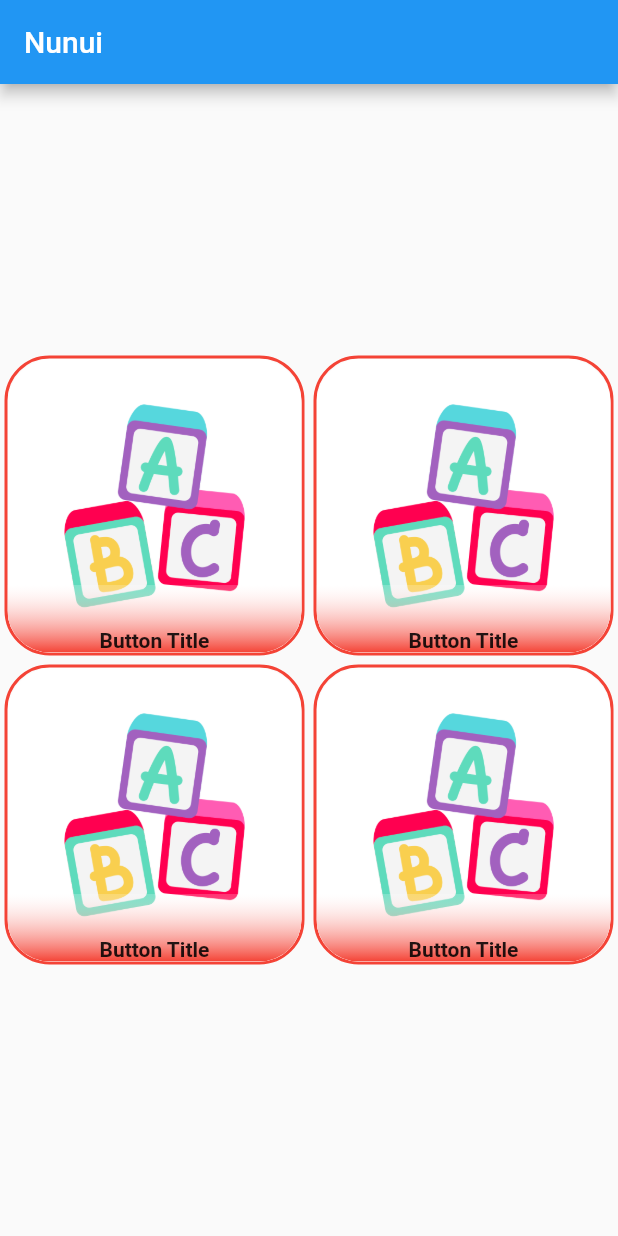
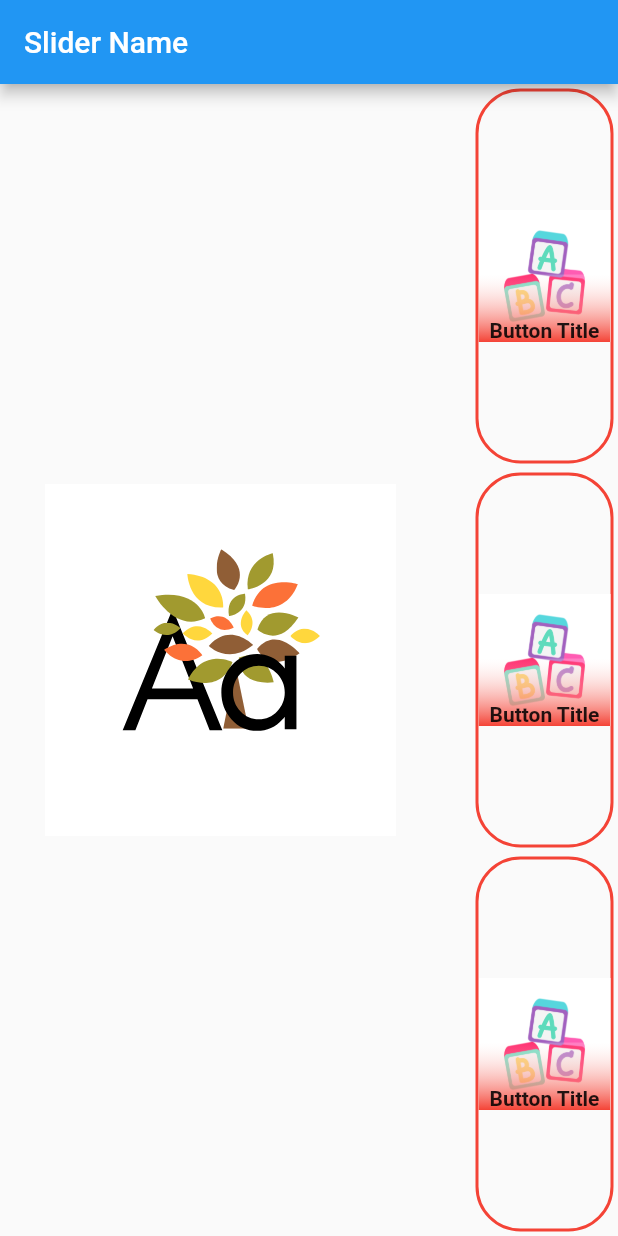
Before and after one commit to DannyFerVar/nunui_app, a Flutter app: the screen it shows after launch, on a phone screen of 412 x 824 dp. Run offline on Flutter 3.47's test engine with Material 2 defaults, Android fonts, the phone set to English and light mode, and no system bars; our stand-ins replace flutter_svg.

Commit message:
Slider builded

```diff
--- a/lib/main.dart
+++ b/lib/main.dart
@@ -1,6 +1,8 @@
 import 'package:flutter/material.dart';
 import 'package:nunui/pages/nunui_app.dart';
 import 'package:nunui/pages/nunui_page_tablet.dart';
+import 'package:nunui/pages/slider_page.dart';
+import 'package:nunui/pages/slider_page_tablet.dart';
 
 void main() {
   runApp(const MyApp());
@@ -15,16 +17,17 @@ class MyApp extends StatelessWidget {
     return MaterialApp(
       debugShowCheckedModeBanner: false,
       title: 'Nunui: Learning for Kids',
-      home: OrientationBuilder(
-        builder: (BuildContext context, Orientation orientation) {
-          final screenSize = MediaQuery.of(context).size;
-          if (screenSize.width > 500) {
-            return NunuiMenuTablet();
-          } else {
-            return NunuiMenu();
-          }
-        },
-      ),
+      home: SliderPageTablet(),
+      // home: OrientationBuilder(
+      //   builder: (BuildContext context, Orientation orientation) {
+      //     final screenSize = MediaQuery.of(context).size;
+      //     if (screenSize.width > 500) {
+      //       return NunuiMenuTablet();
+      //     } else {
+      //       return NunuiMenu();
+      //     }
+      //   },
+      // ),
     );
   }
 }
--- /dev/null
+++ b/lib/pages/slider_page_tablet.dart
@@ -0,0 +1,43 @@
+import 'package:flutter/material.dart';
+import 'package:nunui/widgets/slider.dart';
+import 'package:nunui/widgets/squared_button.dart';
+
+class SliderPageTablet extends StatelessWidget {
+  const SliderPageTablet({Key? key}) : super(key: key);
+
+  @override
+  Widget build(BuildContext context) {
+    return Scaffold(
+      appBar: AppBar(title: Text('Slider Name')),
+      body: Row(
+        children: [
+          Expanded(
+            flex: 3,
+            child: Expanded(
+              child: SliderShow(
+                slidesList: [
+                  'assets/letters/a.svg',
+                  'assets/letters/b.svg',
+                  'assets/letters/c.svg',
+                ],
+              ),
+            ),
+          ),
+          SizedBox(
+            width: 20,
+          ),
+          Expanded(
+            flex: 1,
+            child: Column(
+              children: [
+                Expanded(child: SquaredButton()),
+                Expanded(child: SquaredButton()),
+                Expanded(child: SquaredButton()),
+              ],
+            ),
+          )
+        ],
+      ),
+    );
+  }
+}
--- /dev/null
+++ b/lib/widgets/slider.dart
@@ -0,0 +1,55 @@
+import 'package:flutter/material.dart';
+import 'package:flutter_svg/svg.dart';
+
+class SliderShow extends StatefulWidget {
+  final List<String> slidesList;
+
+  const SliderShow({Key? key, required this.slidesList}) : super(key: key);
+
+  @override
+  State<SliderShow> createState() => _SliderShowState();
+}
+
+class _SliderShowState extends State<SliderShow> {
+  final sliderController = PageController();
+
+  @override
+  void initState() {
+    super.initState();
+  }
+
+  @override
+  void dispose() {
+    sliderController.dispose();
+    super.dispose();
+  }
+
+  @override
+  Widget build(BuildContext context) {
+    return PageView(
+      physics: BouncingScrollPhysics(),
+      controller: sliderController,
+      children:
+          widget.slidesList.map((svg) => SlideContainer(svg: svg)).toList(),
+    );
+  }
+}
+
+class SlideContainer extends StatelessWidget {
+  final String svg;
+
+  const SlideContainer({
+    Key? key,
+    required this.svg,
+  }) : super(key: key);
+
+  @override
+  Widget build(BuildContext context) {
+    return Container(
+      width: double.infinity,
+      height: double.infinity,
+      padding: EdgeInsets.all(30),
+      child: SvgPicture.asset(svg),
+    );
+  }
+}
--- a/pubspec.yaml
+++ b/pubspec.yaml
@@ -34,6 +34,7 @@ dependencies:
   # The following adds the Cupertino Icons font to your application.
   # Use with the CupertinoIcons class for iOS style icons.
   cupertino_icons: ^1.0.2
+  flutter_svg: ^1.1.1+1
 
 dev_dependencies:
   flutter_test:
```
Also changed, not shown: lib/pages/nunui_page_tablet.dart (+0 -28 lines), lib/pages/slider_page.dart (+7 -6 lines), pubspec.lock.
